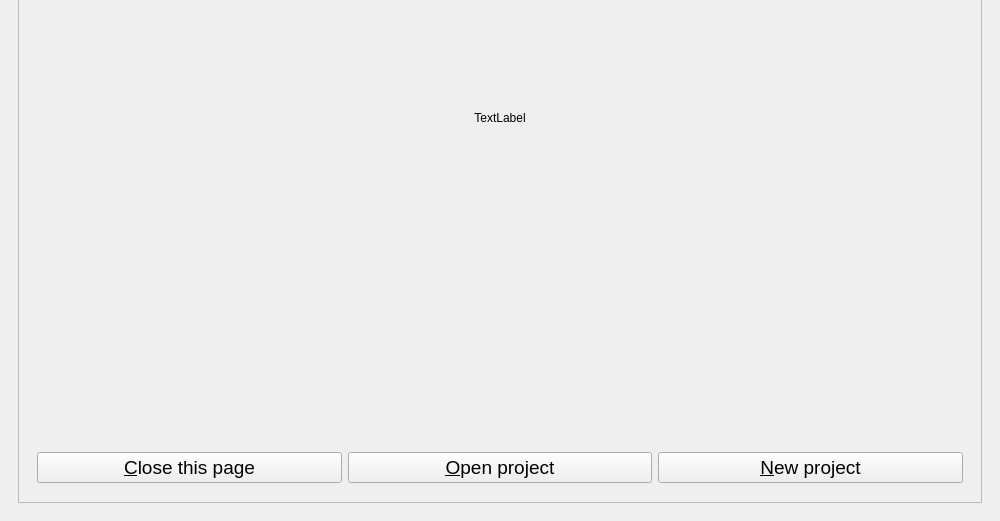
First picture: the form in python_interface/uis/diyabc.ui, repository cbgp/diyabc, before the edit; both pictures show x 0 to 1000 and y 229 to 750 of the 1000 by 750 pixel window.
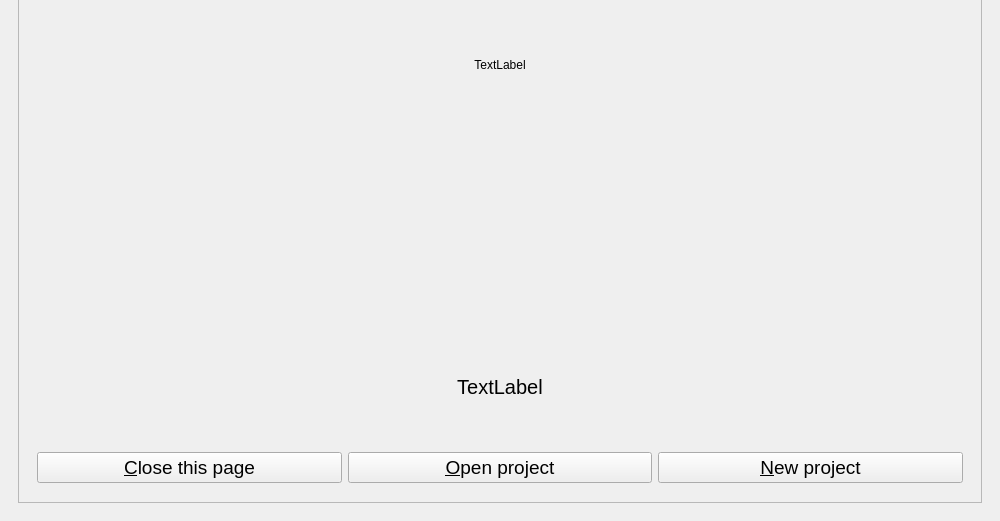
Second picture: the form after the edit.

Patch:
```diff
--- a/python_interface/uis/diyabc.ui
+++ b/python_interface/uis/diyabc.ui
@@ -85,6 +85,33 @@
              </property>
             </widget>
            </item>
+           <item>
+            <widget class="QLabel" name="versionLabel">
+             <property name="minimumSize">
+              <size>
+               <width>0</width>
+               <height>100</height>
+              </size>
+             </property>
+             <property name="maximumSize">
+              <size>
+               <width>16777215</width>
+               <height>100</height>
+              </size>
+             </property>
+             <property name="font">
+              <font>
+               <pointsize>15</pointsize>
+              </font>
+             </property>
+             <property name="text">
+              <string>TextLabel</string>
+             </property>
+             <property name="alignment">
+              <set>Qt::AlignCenter</set>
+             </property>
+            </widget>
+           </item>
            <item>
             <widget class="QFrame" name="frame">
              <property name="minimumSize">
```
